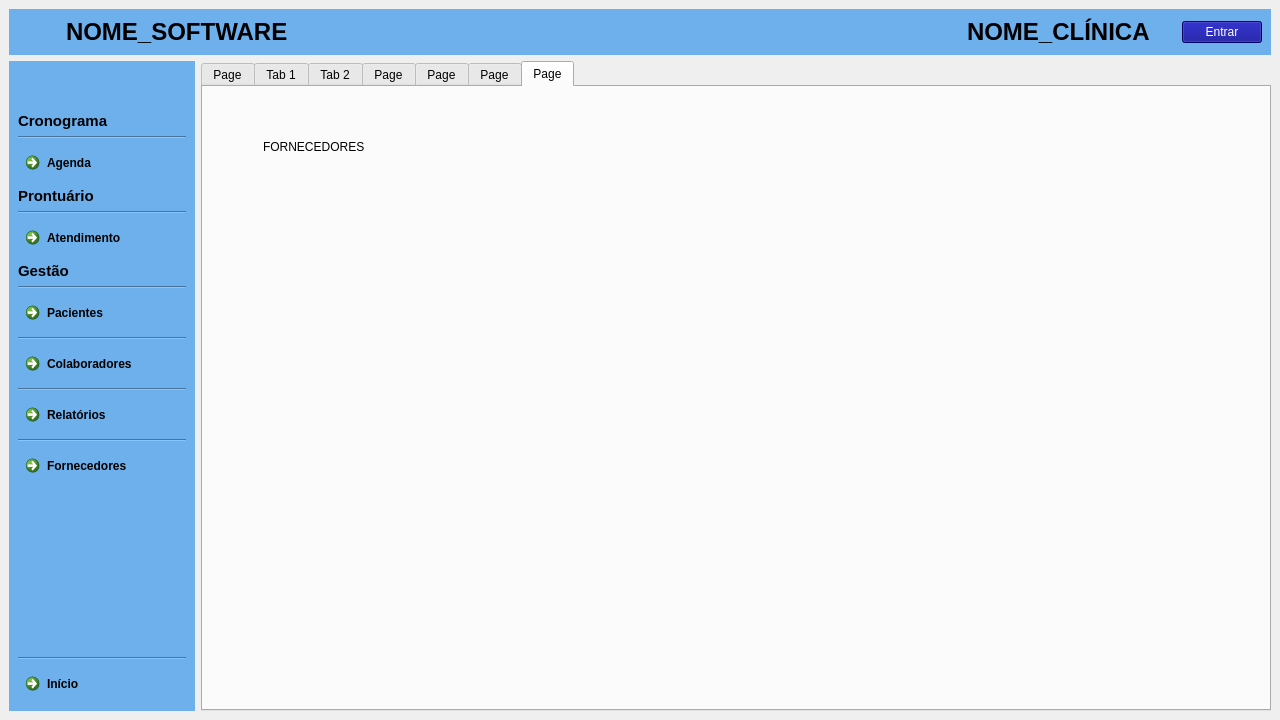
Old version of the form clinica_cpp/mainwindow.ui in the repository juander/Projeto_CPP.
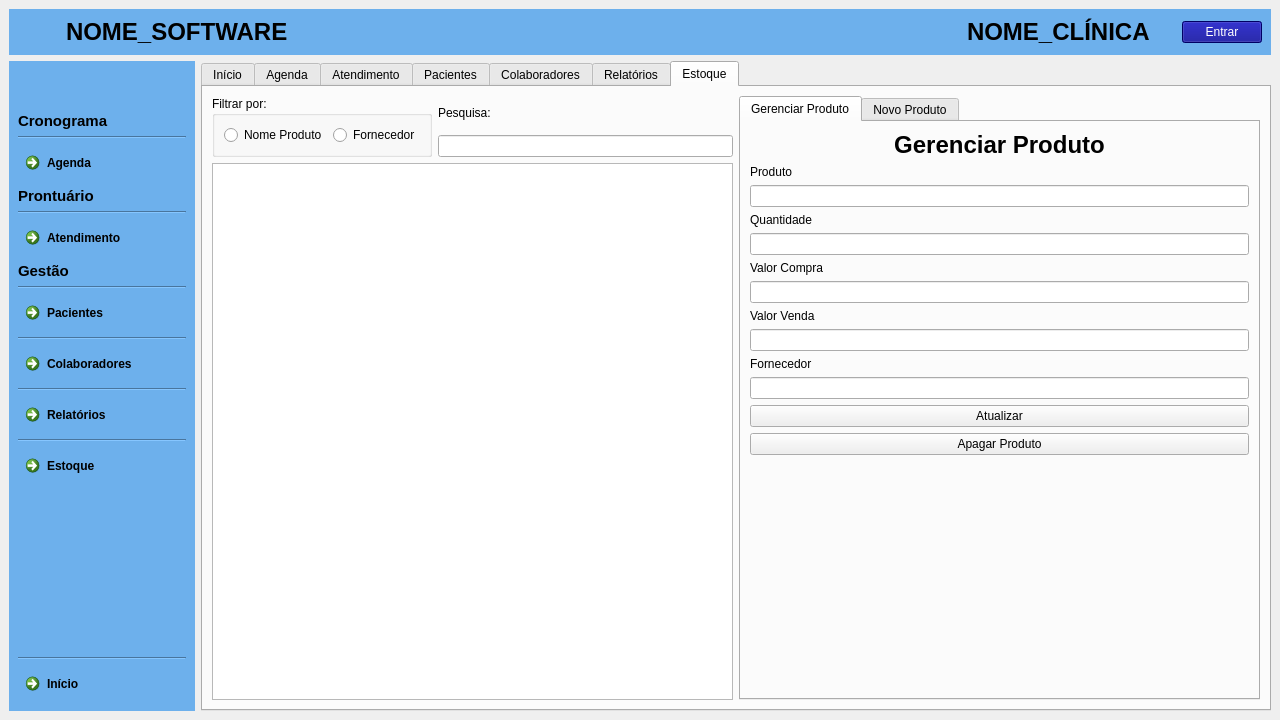
New version of the form. The open tabs and pages were chosen to show the change. Icons and pictures are not drawn.

Commit message: amem todas as paginas com alguma coisa (nao aguento mais trabalhar que nem escravo

```diff
--- a/clinica_cpp/mainwindow.ui
+++ b/clinica_cpp/mainwindow.ui
@@ -1927,7 +1927,7 @@
               <string notr="true">color: rgb(0, 0, 0);</string>
              </property>
              <property name="text">
-              <string notr="true">Fornecedores</string>
+              <string notr="true">Estoque</string>
              </property>
              <property name="icon">
               <iconset resource="icons.qrc">
@@ -2290,7 +2290,7 @@
             <string notr="true"/>
            </property>
            <attribute name="title">
-            <string>Page</string>
+            <string>Início</string>
            </attribute>
            <layout class="QVBoxLayout" name="verticalLayout_5">
             <item>
@@ -2593,7 +2593,7 @@
           </widget>
           <widget class="QWidget" name="Agenda">
            <attribute name="title">
-            <string>Tab 1</string>
+            <string>Agenda</string>
            </attribute>
            <layout class="QVBoxLayout" name="verticalLayout_9">
             <item>
@@ -2693,7 +2693,7 @@
           </widget>
           <widget class="QWidget" name="Atendimento">
            <attribute name="title">
-            <string>Tab 2</string>
+            <string>Atendimento</string>
            </attribute>
            <layout class="QVBoxLayout" name="verticalLayout_12">
             <item>
@@ -2770,7 +2770,7 @@
           </widget>
           <widget class="QWidget" name="Pacientes">
            <attribute name="title">
-            <string>Page</string>
+            <string>Pacientes</string>
            </attribute>
            <layout class="QVBoxLayout" name="verticalLayout_11">
             <item>
@@ -2863,7 +2863,7 @@
           </widget>
           <widget class="QWidget" name="Colaboradores">
            <attribute name="title">
-            <string>Page</string>
+            <string>Colaboradores</string>
            </attribute>
            <layout class="QVBoxLayout" name="verticalLayout_10">
             <item>
@@ -2949,7 +2949,7 @@
           </widget>
           <widget class="QWidget" name="Relatorios">
            <attribute name="title">
-            <string>Page</string>
+            <string>Relatórios</string>
            </attribute>
            <layout class="QVBoxLayout" name="verticalLayout_16">
             <item>
@@ -3950,24 +3950,319 @@
           </widget>
           <widget class="QWidget" name="Fornecedores">
            <attribute name="title">
-            <string>Page</string>
+            <string>Estoque</string>
            </attribute>
-           <widget class="QLabel" name="label_11">
-            <property name="geometry">
-             <rect>
-              <x>60</x>
-              <y>50</y>
-              <width>111</width>
-              <height>20</height>
-             </rect>
-            </property>
-            <property name="styleSheet">
-             <string notr="true">color: rgb(0, 0, 0);</string>
-            </property>
-            <property name="text">
-             <string>FORNECEDORES</string>
-            </property>
-           </widget>
+           <layout class="QVBoxLayout" name="verticalLayout_28">
+            <item>
+             <layout class="QHBoxLayout" name="horizontalLayout_17">
+              <item>
+               <layout class="QVBoxLayout" name="verticalLayout_26">
+                <item>
+                 <layout class="QHBoxLayout" name="horizontalLayout_15">
+                  <item>
+                   <widget class="QGroupBox" name="groupBox">
+                    <property name="title">
+                     <string>Filtrar por:</string>
+                    </property>
+                    <property name="flat">
+                     <bool>false</bool>
+                    </property>
+                    <layout class="QVBoxLayout" name="verticalLayout_24">
+                     <item>
+                      <layout class="QHBoxLayout" name="horizontalLayout_18">
+                       <item>
+                        <widget class="QRadioButton" name="radioButton">
+                         <property name="text">
+                          <string>Nome Produto</string>
+                         </property>
+                        </widget>
+                       </item>
+                       <item>
+                        <widget class="QRadioButton" name="radioButton_2">
+                         <property name="text">
+                          <string>Fornecedor</string>
+                         </property>
+                        </widget>
+                       </item>
+                      </layout>
+                     </item>
+                    </layout>
+                   </widget>
+                  </item>
+                  <item>
+                   <layout class="QVBoxLayout" name="verticalLayout_25">
+                    <item>
+                     <widget class="QLabel" name="label_22">
+                      <property name="text">
+                       <string>Pesquisa:</string>
+                      </property>
+                     </widget>
+                    </item>
+                    <item>
+                     <widget class="QLineEdit" name="lineEdit_7"/>
+                    </item>
+                   </layout>
+                  </item>
+                 </layout>
+                </item>
+                <item>
+                 <widget class="QTableWidget" name="tableWidget"/>
+                </item>
+               </layout>
+              </item>
+              <item>
+               <widget class="QTabWidget" name="tabWidget_2">
+                <property name="currentIndex">
+                 <number>0</number>
+                </property>
+                <widget class="QWidget" name="tab_6">
+                 <attribute name="title">
+                  <string>Gerenciar Produto</string>
+                 </attribute>
+                 <layout class="QVBoxLayout" name="verticalLayout_36">
+                  <item>
+                   <layout class="QVBoxLayout" name="verticalLayout_30">
+                    <property name="topMargin">
+                     <number>0</number>
+                    </property>
+                    <item>
+                     <layout class="QVBoxLayout" name="verticalLayout_31">
+                      <item>
+                       <widget class="QLabel" name="label_24">
+                        <property name="text">
+                         <string>&lt;html&gt;&lt;head/&gt;&lt;body&gt;&lt;p align=&quot;center&quot;&gt;&lt;span style=&quot; font-size:18pt; font-weight:700;&quot;&gt;Gerenciar Produto&lt;/span&gt;&lt;/p&gt;&lt;/body&gt;&lt;/html&gt;</string>
+                        </property>
+                       </widget>
+                      </item>
+                      <item>
+                       <widget class="QLabel" name="label_25">
+                        <property name="text">
+                         <string>Produto</string>
+                        </property>
+                       </widget>
+                      </item>
+                      <item>
+                       <widget class="QLineEdit" name="lineEdit_8"/>
+                      </item>
+                     </layout>
+                    </item>
+                    <item>
+                     <layout class="QVBoxLayout" name="verticalLayout_32">
+                      <item>
+                       <widget class="QLabel" name="label_27">
+                        <property name="text">
+                         <string>Quantidade</string>
+                        </property>
+                       </widget>
+                      </item>
+                      <item>
+                       <widget class="QLineEdit" name="lineEdit_9"/>
+                      </item>
+                     </layout>
+                    </item>
+                    <item>
+                     <layout class="QVBoxLayout" name="verticalLayout_33">
+                      <item>
+                       <widget class="QLabel" name="label_28">
+                        <property name="text">
+                         <string>Valor Compra</string>
+                        </property>
+                       </widget>
+                      </item>
+                      <item>
+                       <widget class="QLineEdit" name="lineEdit_10"/>
+                      </item>
+                     </layout>
+                    </item>
+                    <item>
+                     <layout class="QVBoxLayout" name="verticalLayout_34">
+                      <item>
+                       <widget class="QLabel" name="label_29">
+                        <property name="text">
+                         <string>Valor Venda</string>
+                        </property>
+                       </widget>
+                      </item>
+                      <item>
+                       <widget class="QLineEdit" name="lineEdit_11"/>
+                      </item>
+                     </layout>
+                    </item>
+                    <item>
+                     <layout class="QVBoxLayout" name="verticalLayout_35">
+                      <item>
+                       <widget class="QLabel" name="label_30">
+                        <property name="text">
+                         <string>Fornecedor</string>
+                        </property>
+                       </widget>
+                      </item>
+                      <item>
+                       <widget class="QLineEdit" name="lineEdit_12"/>
+                      </item>
+                     </layout>
+                    </item>
+                    <item>
+                     <layout class="QHBoxLayout" name="horizontalLayout_19">
+                      <item>
+                       <widget class="QPushButton" name="pushButton_4">
+                        <property name="text">
+                         <string>Atualizar</string>
+                        </property>
+                       </widget>
+                      </item>
+                     </layout>
+                    </item>
+                    <item>
+                     <widget class="QPushButton" name="pushButton_8">
+                      <property name="text">
+                       <string>Apagar Produto</string>
+                      </property>
+                     </widget>
+                    </item>
+                    <item>
+                     <spacer name="verticalSpacer_3">
+                      <property name="orientation">
+                       <enum>Qt::Orientation::Vertical</enum>
+                      </property>
+                      <property name="sizeType">
+                       <enum>QSizePolicy::Policy::Expanding</enum>
+                      </property>
+                      <property name="sizeHint" stdset="0">
+                       <size>
+                        <width>20</width>
+                        <height>40</height>
+                       </size>
+                      </property>
+                     </spacer>
+                    </item>
+                   </layout>
+                  </item>
+                 </layout>
+                </widget>
+                <widget class="QWidget" name="tab_4">
+                 <attribute name="title">
+                  <string>Novo Produto</string>
+                 </attribute>
+                 <layout class="QVBoxLayout" name="verticalLayout_29">
+                  <item>
+                   <layout class="QVBoxLayout" name="verticalLayout_27">
+                    <property name="topMargin">
+                     <number>0</number>
+                    </property>
+                    <item>
+                     <layout class="QVBoxLayout" name="verticalLayout_18">
+                      <item>
+                       <widget class="QLabel" name="label_23">
+                        <property name="text">
+                         <string>&lt;html&gt;&lt;head/&gt;&lt;body&gt;&lt;p align=&quot;center&quot;&gt;&lt;span style=&quot; font-size:18pt; font-weight:700;&quot;&gt;Novo Produto&lt;/span&gt;&lt;/p&gt;&lt;/body&gt;&lt;/html&gt;</string>
+                        </property>
+                       </widget>
+                      </item>
+                      <item>
+                       <widget class="QLabel" name="label_11">
+                        <property name="text">
+                         <string>Produto</string>
+                        </property>
+                       </widget>
+                      </item>
+                      <item>
+                       <widget class="QLineEdit" name="lineEdit"/>
+                      </item>
+                     </layout>
+                    </item>
+                    <item>
+                     <layout class="QVBoxLayout" name="verticalLayout_20">
+                      <item>
+                       <widget class="QLabel" name="label_18">
+                        <property name="text">
+                         <string>Quantidade</string>
+                        </property>
+                       </widget>
+                      </item>
+                      <item>
+                       <widget class="QLineEdit" name="lineEdit_3"/>
+                      </item>
+                     </layout>
+                    </item>
+                    <item>
+                     <layout class="QVBoxLayout" name="verticalLayout_21">
+                      <item>
+                       <widget class="QLabel" name="label_19">
+                        <property name="text">
+                         <string>Valor Compra</string>
+                        </property>
+                       </widget>
+                      </item>
+                      <item>
+                       <widget class="QLineEdit" name="lineEdit_4"/>
+                      </item>
+                     </layout>
+                    </item>
+                    <item>
+                     <layout class="QVBoxLayout" name="verticalLayout_22">
+                      <item>
+                       <widget class="QLabel" name="label_20">
+                        <property name="text">
+                         <string>Valor Venda</string>
+                        </property>
+                       </widget>
+                      </item>
+                      <item>
+                       <widget class="QLineEdit" name="lineEdit_5"/>
+                      </item>
+                     </layout>
+                    </item>
+                    <item>
+                     <layout class="QVBoxLayout" name="verticalLayout_23">
+                      <item>
+                       <widget class="QLabel" name="label_21">
+                        <property name="text">
+                         <string>Fornecedor</string>
+                        </property>
+                       </widget>
+                      </item>
+                      <item>
+                       <widget class="QLineEdit" name="lineEdit_6"/>
+                      </item>
+                     </layout>
+                    </item>
+                    <item>
+                     <layout class="QHBoxLayout" name="horizontalLayout_16">
+                      <item>
+                       <widget class="QPushButton" name="pushButton_3">
+                        <property name="text">
+                         <string>Adicionar</string>
+                        </property>
+                       </widget>
+                      </item>
+                     </layout>
+                    </item>
+                    <item>
+                     <spacer name="verticalSpacer_2">
+                      <property name="orientation">
+                       <enum>Qt::Orientation::Vertical</enum>
+                      </property>
+                      <property name="sizeType">
+                       <enum>QSizePolicy::Policy::Expanding</enum>
+                      </property>
+                      <property name="sizeHint" stdset="0">
+                       <size>
+                        <width>20</width>
+                        <height>40</height>
+                       </size>
+                      </property>
+                     </spacer>
+                    </item>
+                   </layout>
+                  </item>
+                 </layout>
+                </widget>
+               </widget>
+              </item>
+             </layout>
+            </item>
+           </layout>
           </widget>
          </widget>
         </item>
```
Left out of the diff: 4 changed lines with no effect on the pictures.
